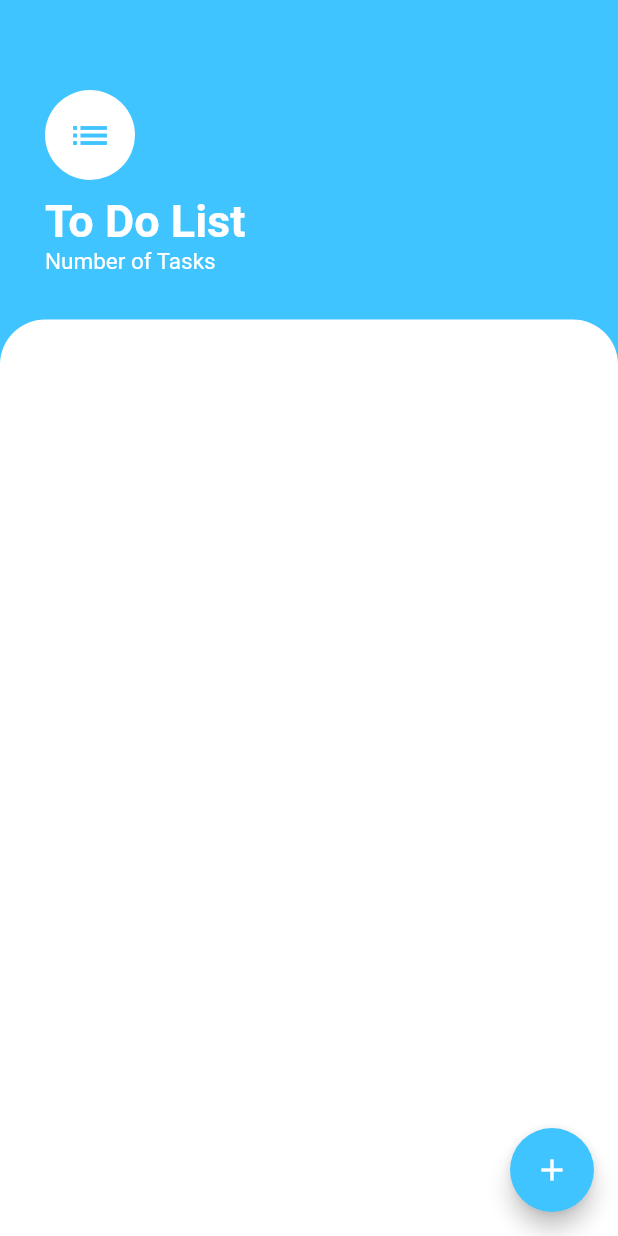
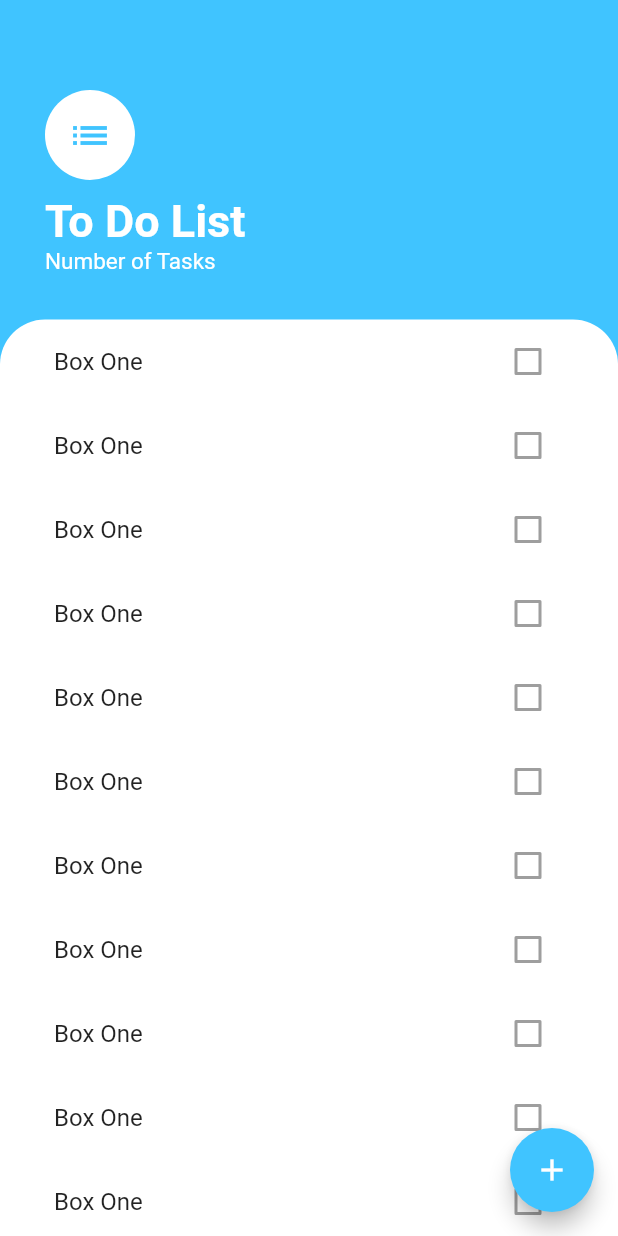
Before and after one commit to Mustafa1993Adnan/todo_list, a Flutter app: the screen it shows after launch, on a phone screen of 412 x 824 dp. Run offline on Flutter 3.47's test engine with Material 2 defaults, Android fonts, the phone set to English and light mode, and no system bars.

Commit message:
To Do List

```diff
--- /dev/null
+++ b/lib/screens/add_task_screen.dart
@@ -0,0 +1,16 @@
+import 'package:flutter/material.dart';
+
+class AddTaskScreen extends StatelessWidget {
+  @override
+  Widget build(BuildContext context) {
+    return Container(
+      color: Color(0xff757575),
+      child: Container(
+        decoration: BoxDecoration(
+            color: Colors.white,
+            borderRadius: BorderRadius.only(
+                topRight: Radius.circular(20), topLeft: Radius.circular(20))),
+      ),
+    );
+  }
+}
--- a/lib/screens/tasks_screen.dart
+++ b/lib/screens/tasks_screen.dart
@@ -1,11 +1,26 @@
+
 import 'package:flutter/material.dart';
+import 'package:todo_list/screens/add_task_screen.dart';
+import 'package:todo_list/widgets/tasks_list.dart';
 
+
+// ignore: must_be_immutable
 class TasksScreen extends StatelessWidget {
+  bool isChecked = false;
+  Widget buildModalSheet(BuildContext context){
+    return(
+    Container()
+    );
+
+  }
   @override
   Widget build(BuildContext context) {
     return Scaffold(
       backgroundColor: Colors.lightBlueAccent,
-      floatingActionButton: FloatingActionButton(backgroundColor: Colors.lightBlueAccent,onPressed: null,
+      floatingActionButton: FloatingActionButton(backgroundColor: Colors.lightBlueAccent,
+        onPressed: (){
+        showModalBottomSheet(context: context, builder: (context) => AddTaskScreen() );
+      },
       child: Icon(Icons.add),),
       body: Column(
         crossAxisAlignment: CrossAxisAlignment.start,
@@ -29,7 +44,9 @@ class TasksScreen extends StatelessWidget {
           ),
           Expanded(
             child: Container(
+              padding: EdgeInsets.symmetric(horizontal: 20),
               decoration: BoxDecoration(color: Colors.white,borderRadius: BorderRadius.only(topRight: Radius.circular(30),topLeft: Radius.circular(30))),
+              child: TasksList(isChecked: isChecked),
             ),
           )
         ],
--- /dev/null
+++ b/lib/widgets/tasks_list.dart
@@ -0,0 +1,31 @@
+import 'package:flutter/material.dart';
+import 'package:todo_list/widgets/tasks_tile.dart';
+class TasksList extends StatelessWidget {
+  const TasksList({
+    Key? key,
+    required this.isChecked,
+  }) : super(key: key);
+
+  final bool isChecked;
+
+  @override
+  Widget build(BuildContext context) {
+    return ListView(
+      children: [
+        TasksTile(isChecked: isChecked),
+        TasksTile(isChecked: isChecked),
+        TasksTile(isChecked: isChecked),
+        TasksTile(isChecked: isChecked),
+        TasksTile(isChecked: isChecked),
+        TasksTile(isChecked: isChecked),
+        TasksTile(isChecked: isChecked),
+        TasksTile(isChecked: isChecked),
+        TasksTile(isChecked: isChecked),
+        TasksTile(isChecked: isChecked),
+        TasksTile(isChecked: isChecked),
+        TasksTile(isChecked: isChecked),
+
+      ],
+    );
+  }
+}
--- /dev/null
+++ b/lib/widgets/tasks_tile.dart
@@ -0,0 +1,21 @@
+import 'package:flutter/material.dart';
+
+
+class TasksTile extends StatelessWidget {
+  const TasksTile({
+    Key? key,
+    required this.isChecked,
+  }) : super(key: key);
+
+  final bool isChecked;
+
+  @override
+  Widget build(BuildContext context) {
+    return ListTile(
+        title: Text('Box One'),
+        trailing:Checkbox(
+          checkColor: Colors.lightBlueAccent,
+          value: isChecked, onChanged: null,)
+    );
+  }
+}
```
